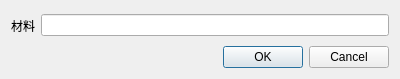
Qt form copymaterial.ui (zyzzyva8421/rebecca) before a commit.
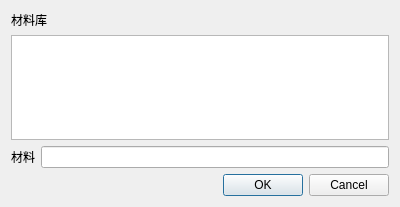
The same form after that commit.

What changed in the file:
```diff
--- a/copymaterial.ui
+++ b/copymaterial.ui
@@ -7,13 +7,23 @@
     <x>0</x>
     <y>0</y>
     <width>400</width>
-    <height>79</height>
+    <height>207</height>
    </rect>
   </property>
   <property name="windowTitle">
    <string>复制材料</string>
   </property>
   <layout class="QVBoxLayout" name="verticalLayout">
+   <item>
+    <widget class="QLabel" name="label_2">
+     <property name="text">
+      <string>材料库</string>
+     </property>
+    </widget>
+   </item>
+   <item>
+    <widget class="QTreeView" name="treeView_materialGroup"/>
+   </item>
    <item>
     <widget class="QFrame" name="frame">
      <property name="frameShape">
```
